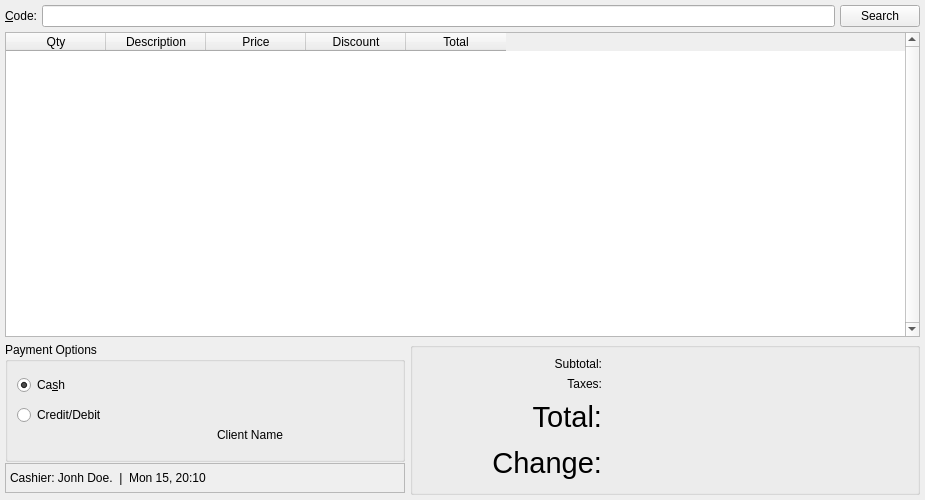
The window that ui/mainview.ui (miguelchavez/lemonpy) describes before a commit, drawn with Qt 5.
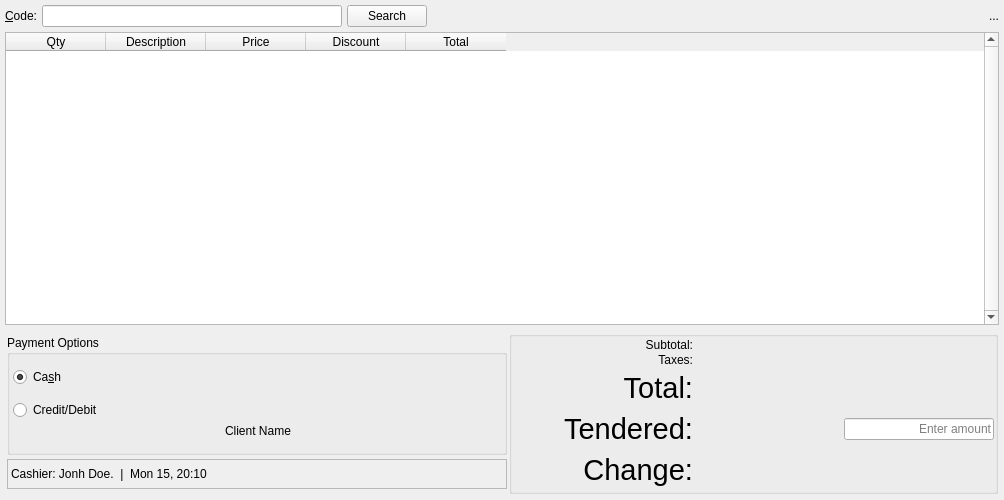
The same window after the commit. Icons and pictures are not drawn.

Commit message: Separating mainwindow code to mainwindow.py

```diff
--- a/ui/mainview.ui
+++ b/ui/mainview.ui
@@ -43,6 +43,12 @@
         </item>
         <item>
          <widget class="QLineEdit" name="editItemCode">
+          <property name="maximumSize">
+           <size>
+            <width>300</width>
+            <height>16777215</height>
+           </size>
+          </property>
           <property name="frame">
            <bool>true</bool>
           </property>
@@ -58,6 +64,26 @@
           </property>
          </widget>
         </item>
+        <item>
+         <spacer name="horizontalSpacer">
+          <property name="orientation">
+           <enum>Qt::Horizontal</enum>
+          </property>
+          <property name="sizeHint" stdset="0">
+           <size>
+            <width>40</width>
+            <height>20</height>
+           </size>
+          </property>
+         </spacer>
+        </item>
+        <item>
+         <widget class="QLabel" name="lblMainIcon">
+          <property name="text">
+           <string>...</string>
+          </property>
+         </widget>
+        </item>
        </layout>
       </item>
       <item>
@@ -145,16 +171,31 @@
       </item>
       <item>
        <layout class="QHBoxLayout" name="horizontalLayout">
+        <property name="spacing">
+         <number>1</number>
+        </property>
+        <property name="margin">
+         <number>1</number>
+        </property>
         <item>
          <layout class="QVBoxLayout" name="verticalLayout">
           <property name="spacing">
            <number>1</number>
           </property>
+          <property name="margin">
+           <number>1</number>
+          </property>
           <item>
            <widget class="QGroupBox" name="group_PaymentClient">
+            <property name="sizePolicy">
+             <sizepolicy hsizetype="Minimum" vsizetype="Minimum">
+              <horstretch>0</horstretch>
+              <verstretch>0</verstretch>
+             </sizepolicy>
+            </property>
             <property name="minimumSize">
              <size>
-              <width>400</width>
+              <width>500</width>
               <height>0</height>
              </size>
             </property>
@@ -167,9 +208,24 @@
             <property name="title">
              <string>Payment Options</string>
             </property>
+            <property name="flat">
+             <bool>false</bool>
+            </property>
+            <property name="checkable">
+             <bool>false</bool>
+            </property>
             <layout class="QGridLayout" name="gridLayout_2">
+             <property name="margin">
+              <number>3</number>
+             </property>
+             <property name="spacing">
+              <number>3</number>
+             </property>
              <item row="0" column="0">
               <layout class="QVBoxLayout" name="verticalLayout_4">
+               <property name="spacing">
+                <number>4</number>
+               </property>
                <item>
                 <widget class="QRadioButton" name="checkCash">
                  <property name="sizePolicy">
@@ -303,10 +359,10 @@
             </property>
             <layout class="QHBoxLayout" name="horizontalLayout_3">
              <property name="spacing">
-              <number>4</number>
+              <number>1</number>
              </property>
              <property name="margin">
-              <number>4</number>
+              <number>3</number>
              </property>
              <item>
               <widget class="QLabel" name="lblStatus">
@@ -322,10 +378,22 @@
         </item>
         <item>
          <widget class="QGroupBox" name="groupTotals">
+          <property name="sizePolicy">
+           <sizepolicy hsizetype="Maximum" vsizetype="Minimum">
+            <horstretch>0</horstretch>
+            <verstretch>0</verstretch>
+           </sizepolicy>
+          </property>
           <property name="title">
            <string/>
           </property>
           <layout class="QGridLayout" name="gridLayout">
+           <property name="margin">
+            <number>1</number>
+           </property>
+           <property name="spacing">
+            <number>1</number>
+           </property>
            <item row="0" column="0">
             <widget class="QLabel" name="lblSubtotalPre">
              <property name="text">
@@ -453,7 +521,7 @@
              </property>
             </widget>
            </item>
-           <item row="3" column="0">
+           <item row="4" column="0">
             <widget class="QLabel" name="labelChangepre">
              <property name="sizePolicy">
               <sizepolicy hsizetype="MinimumExpanding" vsizetype="Minimum">
@@ -501,7 +569,7 @@
              </property>
             </widget>
            </item>
-           <item row="3" column="1">
+           <item row="4" column="1">
             <widget class="QLabel" name="lblChange">
              <property name="sizePolicy">
               <sizepolicy hsizetype="MinimumExpanding" vsizetype="Minimum">
@@ -543,6 +611,93 @@
              </property>
             </widget>
            </item>
+           <item row="3" column="0">
+            <widget class="QLabel" name="lblTendered">
+             <property name="sizePolicy">
+              <sizepolicy hsizetype="MinimumExpanding" vsizetype="Minimum">
+               <horstretch>0</horstretch>
+               <verstretch>0</verstretch>
+              </sizepolicy>
+             </property>
+             <property name="minimumSize">
+              <size>
+               <width>180</width>
+               <height>40</height>
+              </size>
+             </property>
+             <property name="maximumSize">
+              <size>
+               <width>200</width>
+               <height>40</height>
+              </size>
+             </property>
+             <property name="font">
+              <font>
+               <pointsize>22</pointsize>
+              </font>
+             </property>
+             <property name="text">
+              <string>Tendered:</string>
+             </property>
+             <property name="scaledContents">
+              <bool>true</bool>
+             </property>
+             <property name="alignment">
+              <set>Qt::AlignRight|Qt::AlignTrailing|Qt::AlignVCenter</set>
+             </property>
+            </widget>
+           </item>
+           <item row="3" column="1">
+            <layout class="QHBoxLayout" name="horizontalLayout_4">
+             <item>
+              <spacer name="horizontalSpacer_2">
+               <property name="orientation">
+                <enum>Qt::Horizontal</enum>
+               </property>
+               <property name="sizeHint" stdset="0">
+                <size>
+                 <width>40</width>
+                 <height>20</height>
+                </size>
+               </property>
+              </spacer>
+             </item>
+             <item>
+              <widget class="QLineEdit" name="editTendered">
+               <property name="sizePolicy">
+                <sizepolicy hsizetype="MinimumExpanding" vsizetype="Fixed">
+                 <horstretch>0</horstretch>
+                 <verstretch>0</verstretch>
+                </sizepolicy>
+               </property>
+               <property name="minimumSize">
+                <size>
+                 <width>20</width>
+                 <height>0</height>
+                </size>
+               </property>
+               <property name="maximumSize">
+                <size>
+                 <width>200</width>
+                 <height>16777215</height>
+                </size>
+               </property>
+               <property name="inputMask">
+                <string/>
+               </property>
+               <property name="text">
+                <string/>
+               </property>
+               <property name="alignment">
+                <set>Qt::AlignRight|Qt::AlignTrailing|Qt::AlignVCenter</set>
+               </property>
+               <property name="placeholderText">
+                <string>Enter amount</string>
+               </property>
+              </widget>
+             </item>
+            </layout>
+           </item>
           </layout>
          </widget>
         </item>
```
The commit also changes 2 other files.
